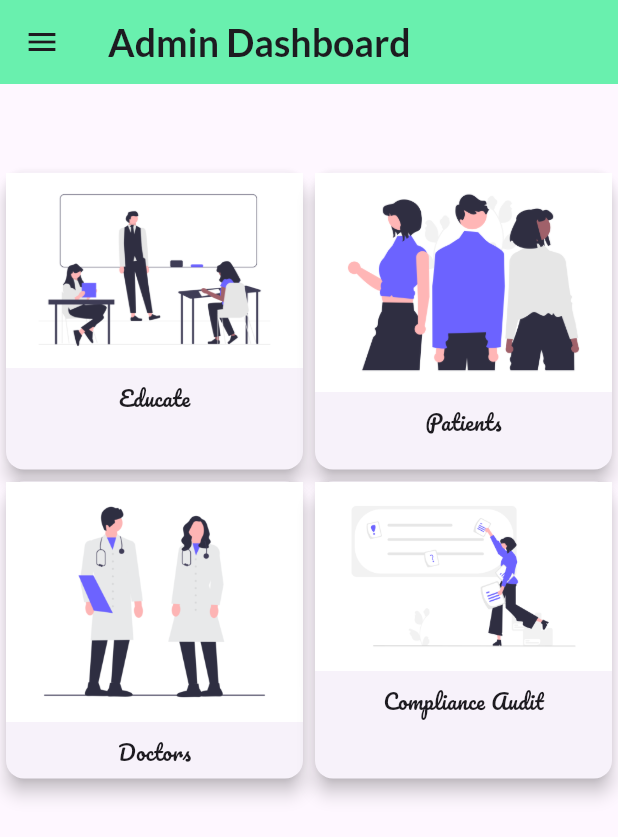
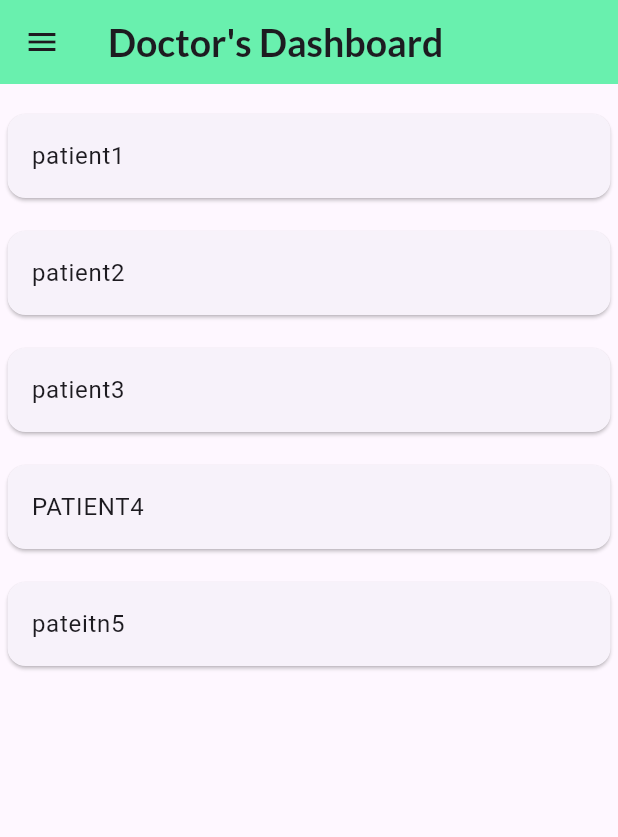
Before and after one commit to Anurag127001/HealthApp, a Flutter app: the screen it shows after launch, on a phone screen of 412 x 824 dp. Shown: the top 837 px of the screen. Run offline on Flutter 3.47's test engine with Material 3 defaults, Android fonts, the phone set to English and light mode, and no system bars; our stand-ins replace google_fonts.

Commit message:
list of patient

```diff
--- /dev/null
+++ b/lib/list.dart
@@ -0,0 +1,74 @@
+import 'package:flutter/material.dart';
+import 'package:google_fonts/google_fonts.dart';
+class Patientlist extends StatelessWidget {
+  Patientlist({Key? key}) : super(key: key);
+
+List pat=['patient1','patient2','patient3','PATIENT4','pateitn5'];
+  @override
+  Widget build(BuildContext context) {
+    return Scaffold(
+      appBar:AppBar(backgroundColor: Colors.greenAccent,
+          title: Text("Doctor's Dashboard", style: GoogleFonts.lato(
+            fontWeight: FontWeight.bold,
+            fontSize: 25,
+          ),
+          )
+      ) ,
+      drawer: Drawer(
+        child: ListView(
+          children: [
+            DrawerHeader(
+                decoration: BoxDecoration(color: Colors.blueGrey),
+                child: CircleAvatar(
+                  backgroundImage: AssetImage("assets/images/patient1.jpg"),
+                )),
+            InkWell(
+              onTap: () {
+                print("hello");
+              },
+              child: Card(
+                child: ListTile(
+                  title: Text("About"),
+                ),
+              ),
+            ),
+            InkWell(
+              onTap: () {
+                print("hello");
+              },
+              child: Card(
+                child: ListTile(
+                  title: Text("Helpline"),
+                ),
+              ),
+            ),
+            InkWell(
+              onTap: () {
+                print("hello");
+              },
+              child: Card(
+                child: ListTile(
+                  title: Text("Settings"),
+                ),
+              ),
+            ),
+          ],
+        ),
+      ),
+      body: ListView.builder(
+        itemCount: pat.length,
+        itemBuilder: (context, index) {
+          return Card(
+            margin: EdgeInsets.fromLTRB(5, 20, 5, 2),
+            child: ListTile(
+              onTap: () {
+                print("ontap yash");
+              },
+              title: Text("${pat[index]}"),
+            ),
+          );
+        },
+        ),
+      );
+  }
+}
--- a/lib/main.dart
+++ b/lib/main.dart
@@ -1,6 +1,7 @@
 import 'package:flutter/material.dart';
 import 'package:healthapp/Doctor.dart';
 import 'package:healthapp/grid.dart';
+import 'package:healthapp/list.dart';
 import 'package:healthapp/patient.dart';
 import 'package:healthapp/regulatory.dart';
 import 'login.dart';
@@ -16,7 +17,7 @@ class MyApp extends StatelessWidget {
   Widget build(BuildContext context) {
     return MaterialApp(
       debugShowCheckedModeBanner: false,
-      home: Regulatorypage()
+      home: Patientlist()
 
     );
   }
```
